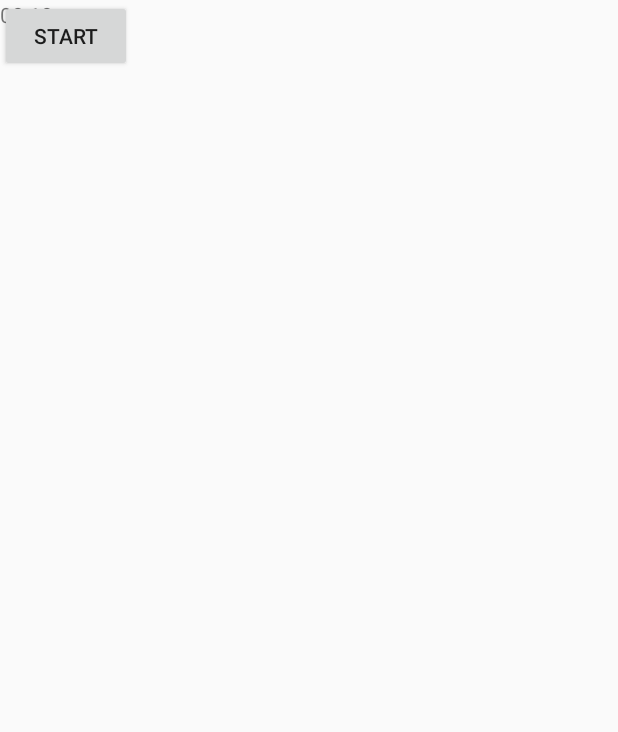
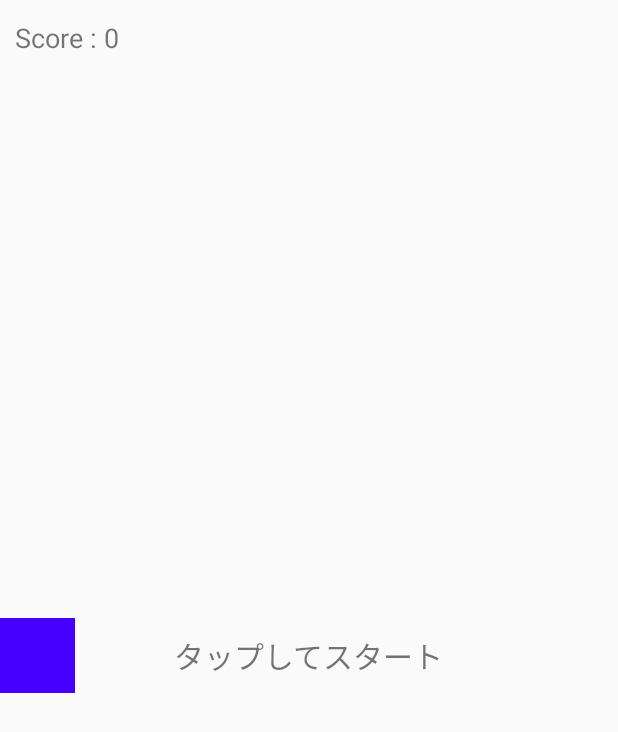
Before and after one commit to JMaeno/tutrial, an Android app: the screen it shows after launch (MainActivity), after a tap on "START", on a phone screen of 412 x 824 dp. Shown: the top 732 px of the screen. Run offline under Robolectric (Android 15) with nearby library versions, the phone set to English and light mode, and no system bars.

Commit message:
complete tutrial

```diff
--- a/app/src/main/java/com/example/hellodroid/MainActivity.java
+++ b/app/src/main/java/com/example/hellodroid/MainActivity.java
@@ -1,93 +1,236 @@
 package com.example.hellodroid;
 
+import android.content.Intent;
+import android.graphics.Point;
+import android.os.Bundle;
+import android.os.Handler;
+import android.os.Looper;
+import android.util.DisplayMetrics;
+import android.view.Display;
+import android.view.MotionEvent;
+import android.view.View;
+import android.widget.FrameLayout;
+import android.widget.ImageView;
+import android.widget.TextView;
 import androidx.appcompat.app.AppCompatActivity;
-import android.os.Bundle;
-import android.os.CountDownTimer;
-import android.view.View;
-import android.widget.TextView;
-import android.widget.Button;
-import java.util.Locale;
+
+import java.util.Timer;
+import java.util.TimerTask;
 
 public class MainActivity extends AppCompatActivity {
 
-    private static final long START_TIME = 10000;
+    // handler & timer
+    private Handler handler = new Handler(Looper.myLooper());
+    private Timer timer = new Timer();
 
-    private  TextView mTextViewCountDown;
-    private  Button mButtonStartPause;
-    private  Button getmButtonReset;
+    // status
+    private boolean actionFlag = false;
+    private boolean startFlag = false;
 
-    private  CountDownTimer mCountDownTimer;
-    private  boolean mTimerRunning;
+    private TextView scoreLabel;
+    private TextView startLabel;
+    ImageView box;
+    ImageView black;
+    ImageView red;
+    ImageView orange;
 
-    private long mTimeLeftInMillis = START_TIME;
+    // サイズ
+    private int frameHeight;
+    private int boxSize;
+    private int screenWidth;
+    private int screenHeight;
+
+    // 位置
+    private float boxY;
+    private float orangeX;
+    private float orangeY;
+    private float redX;
+    private float redY;
+    private float blackX;
+    private float blackY;
+
+    // speed
+    private int boxSpeed;
+    private int orangeSpeed;
+    private int redSpeed;
+    private int blackSpeed;
+
+
+    // Score
+    private int score = 0;
+
+    // Sound
+    private SoundPlayer soundPlayer;
+
     @Override
     protected void onCreate(Bundle savedInstanceState) {
         super.onCreate(savedInstanceState);
         setContentView(R.layout.activity_main);
 
-        mTextViewCountDown = findViewById(R.id.text_view_countdown);
-        mButtonStartPause = findViewById(R.id.button_start_pause);
-        getmButtonReset = findViewById(R.id.button_reset);
+        soundPlayer = new SoundPlayer(this);
 
-        mButtonStartPause.setOnClickListener(new View.OnClickListener() {
-            @Override
-            public void onClick(View v) {
-                System.out.println(mTimerRunning);
-                if (mTimerRunning) {
-                    pauseTimer();
-                }else {
-                    startTimer();
-                }
-            }
-        });
+        scoreLabel = findViewById(R.id.scoreLabel);
+        startLabel = findViewById(R.id.startLabel);
+        box = findViewById(R.id.box);
+        red = findViewById(R.id.red);
+        black = findViewById(R.id.black);
+        orange = findViewById(R.id.orange);
 
-        getmButtonReset.setOnClickListener(new View.OnClickListener() {
-            @Override
-            public void onClick(View v) {
-                resetTimer();
-            }
-        });
+        // Screen Size
 
-        updateCountDownText();
+        Point size = new Point();
+        Display display = getWindowManager().getDefaultDisplay();
+        display.getSize(size);
+        screenHeight = size.x;
+        screenWidth = size.y;
+//        DisplayMetrics dm = new DisplayMetrics();
+//        screenHeight = dm.heightPixels;
+//        screenWidth = dm.widthPixels;
+        boxSpeed = Math.round(screenHeight / 60f);
+        orangeSpeed = Math.round(screenHeight / 60f);
+        redSpeed = Math.round(screenHeight / 36f);
+        blackSpeed = Math.round(screenHeight / 45f);
+
+
+        red.setX(-80.0f);
+        red.setY(-80.0f);
+        black.setY(-80.0f);
+        black.setX(-80.0f);
+        orange.setY(-80.0f);
+        orange.setX(-80.0f);
+
+        boxY = 500.0f;
+
+        scoreLabel.setText("Score : 0");
     }
 
-    private void startTimer() {
-        mCountDownTimer = new CountDownTimer(mTimeLeftInMillis,1000) {
-            @Override
-            public void onTick(long millisUntilFinished) {
-                mTimeLeftInMillis =millisUntilFinished;
-                updateCountDownText();
+    public void changePos() {
+        hitCheck();
+
+        // Orange
+        orangeX -= orangeSpeed;
+        if (orangeX < 0) {
+            orangeX = screenWidth + 20;
+            orangeY = (float) Math.floor(Math.random() * (frameHeight - orange.getHeight()));
+        }
+        orange.setY(orangeY);
+        orange.setX(orangeX);
+
+        // black
+        blackX -= blackSpeed;
+        if (blackX < 0) {
+            blackX = screenWidth + 10;
+            blackY = (float) Math.floor(Math.random() * (frameHeight - black.getHeight()));
+        }
+        black.setY(blackY);
+        black.setX(blackX);
+        // red
+        redX -= redSpeed;
+        if (redX < 0) {
+            redX = screenWidth + 5000;
+            redY = (float) Math.floor(Math.random() * (frameHeight - red.getHeight()));
+        }
+        red.setX(redX);
+        red.setY(redY);
+
+        // box
+        if (actionFlag) {
+            boxY -= boxSpeed;
+        } else {
+            boxY += boxSpeed;
+        }
+
+        if (boxY < 0) {
+            boxY = 0;
+        }
+        if (boxY > frameHeight - boxSize) {
+            boxY = frameHeight - boxSize;
+        }
+
+        box.setY(boxY);
+
+        scoreLabel.setText("Score : " + score);
+    }
+
+    @Override
+    public void onBackPressed() {
+    }
+
+    private void hitCheck() {
+        // orange
+        float orangeCenterX = orangeX + orange.getWidth() / 2;
+        float orangeCenterY = orangeY + orange.getHeight() / 2;
+
+        if (hitStatus(orangeCenterX, orangeCenterY)) {
+            orangeX = -10.0f;
+            score += 10;
+            soundPlayer.playHitSound();
+        }
+        // red
+        float redCenterX = redX + red.getWidth() / 2;
+        float redCenterY = redY + red.getHeight() / 2;
+
+        if (hitStatus(redCenterX, redCenterY)) {
+            redX = -10.0f;
+            score += 30;
+            soundPlayer.playHitSound();
+        }
+        // Black
+        float blackCenterX = blackX + black.getWidth() / 2;
+        float blackCenterY = blackY + black.getHeight() / 2;
+
+        if (hitStatus(blackCenterX, blackCenterY)) {
+            soundPlayer.playOverSound();
+            // Game Over!
+            if (timer != null) {
+                timer.cancel();
+                timer = null;
             }
 
-            @Override
-            public void onFinish() {
-                mTimerRunning = false;
-                mButtonStartPause.setText("スタート");
-                getmButtonReset.setVisibility(View.INVISIBLE);
-            }
-        }.start();
+            // 結果画面へ
+            Intent intent = new Intent(getApplicationContext(), ResultActivity.class);
+            intent.putExtra("Score", score);
+            startActivity(intent);
+        }
     }
 
-    private void pauseTimer() {
-        System.out.println("一時停止処理前：" + mTimerRunning);
-        mCountDownTimer.cancel();
-        mTimerRunning = false;
-        System.out.println("一時停止処理後：" + mTimerRunning);
-        mButtonStartPause.setText("スタート");
-        getmButtonReset.setVisibility(View.VISIBLE);
+    public boolean hitStatus(float centerX, float centerY) {
+        return (0 <= centerX && centerX <= boxSize &&
+                boxY <= centerY && centerY <= boxY + boxSize);
     }
 
-    private void resetTimer(){
-        mTimeLeftInMillis = START_TIME;
-        updateCountDownText();
-        mButtonStartPause.setVisibility(View.VISIBLE);
-        getmButtonReset.setVisibility(View.INVISIBLE);
-    }
+    @Override
+    public boolean onTouchEvent(MotionEvent event) {
+        if (!startFlag) {
+            startFlag = true;
 
-    private void updateCountDownText() {
-        int minutes = (int)(mTimeLeftInMillis/1000)/60;
-        int seconds = (int)(mTimeLeftInMillis/1000)%60;
-        String timerLeftFormatted = String.format(Locale.getDefault(), "%02d:%02d", minutes, seconds);
-        mTextViewCountDown.setText(timerLeftFormatted);
+            FrameLayout frame = findViewById(R.id.frame);
+            frameHeight = frame.getHeight();
+            boxY = box.getY();
+            boxSize = box.getHeight();
+
+            startLabel.setVisibility(View.GONE);
+
+            timer.schedule(new TimerTask() {
+                @Override
+                public void run() {
+                    handler.post(new Runnable() {
+                        @Override
+                        public void run() {
+                            changePos();
+                        }
+                    });
+                }
+            }, 0, 20);
+        } else {
+
+            if (event.getAction() == MotionEvent.ACTION_DOWN) {
+                actionFlag = true;
+            } else if (event.getAction() == MotionEvent.ACTION_UP) {
+                actionFlag = false;
+            }
+        }
+
+        return true;
     }
 }
--- /dev/null
+++ b/app/src/main/java/com/example/hellodroid/SoundPlayer.java
@@ -0,0 +1,42 @@
+package com.example.hellodroid;
+
+import android.content.Context;
+import android.media.AudioAttributes;
+import android.media.AudioManager;
+import android.media.SoundPool;
+import android.os.Build;
+
+public class SoundPlayer {
+
+    private static SoundPool soundPool;
+    private static int hitSound;
+    private static int overSound;
+
+    private AudioAttributes audioAttributes;
+
+    public SoundPlayer(Context context) {
+        if (Build.VERSION.SDK_INT >= Build.VERSION_CODES.LOLLIPOP) {
+            audioAttributes = new AudioAttributes.Builder()
+                    .setUsage(AudioAttributes.USAGE_GAME)
+                    .setContentType(AudioAttributes.CONTENT_TYPE_MUSIC)
+                    .build();
+
+            soundPool = new SoundPool.Builder()
+                    .setAudioAttributes(audioAttributes)
+                    .setMaxStreams(2)
+                    .build();
+        } else {
+            soundPool = new SoundPool(2, AudioManager.STREAM_MUSIC, 0);
+        }
+        hitSound = soundPool.load(context, R.raw.hit, 1);
+        overSound = soundPool.load(context, R.raw.over, 1);
+    }
+
+    public void playHitSound() {
+        soundPool.play(hitSound, 1.0f, 1.0f, 1, 0, 1.0f);
+    }
+
+    public void playOverSound() {
+        soundPool.play(overSound, 1.0f, 1.0f, 1, 0, 1.0f);
+    }
+}
--- /dev/null
+++ b/app/src/main/java/com/example/hellodroid/StartActivity.java
@@ -0,0 +1,23 @@
+package com.example.hellodroid;
+
+import android.content.Intent;
+import android.view.View;
+import androidx.appcompat.app.AppCompatActivity;
+import android.os.Bundle;
+
+public class StartActivity extends AppCompatActivity {
+
+    @Override
+    protected void onCreate(Bundle savedInstanceState) {
+        super.onCreate(savedInstanceState);
+        setContentView(R.layout.activity_start);
+    }
+
+    public void startGame(View view) {
+        startActivity(new Intent(getApplicationContext(), MainActivity.class));
+    }
+
+    @Override
+    public void onBackPressed() {
+    }
+}
--- a/app/src/main/res/layout/activity_main.xml
+++ b/app/src/main/res/layout/activity_main.xml
@@ -1,34 +1,60 @@
 <?xml version="1.0" encoding="utf-8"?>
-<androidx.constraintlayout.widget.ConstraintLayout
+<LinearLayout
         xmlns:android="http://schemas.android.com/apk/res/android"
         xmlns:tools="http://schemas.android.com/tools"
-        xmlns:app="http://schemas.android.com/apk/res-auto"
         android:layout_width="match_parent"
         android:layout_height="match_parent"
-        tools:context=".MainActivity">
+        tools:context=".MainActivity"
+        android:orientation="vertical">
+
     <TextView
-            android:text="00 :00"
-            android:textsize="180sp"
-            android:id="@+id/text_view_countdown"
-            android:layout_width="wrap_content"
-            android:layout_height="wrap_content"
-            tools:layout_editor_absoluteY="207dp" tools:layout_editor_absoluteX="186dp"
-            tools:ignore="MissingConstraints"/>
-    <Button
-            android:id="@+id/button_start_pause"
-            android:text="start"
-            android:layout_width="wrap_content"
-            android:layout_height="wrap_content"
-            tools:layout_editor_absoluteY="257dp" tools:layout_editor_absoluteX="161dp"
-            tools:ignore="MissingConstraints"/>
-    <Button
-            android:id="@+id/button_reset"
-            android:text="reset"
-            android:layout_width="wrap_content"
-            android:layout_height="wrap_content"
-            android:visibility="visible"
-            tools:layout_editor_absoluteY="320dp" tools:layout_editor_absoluteX="161dp"
-            tools:ignore="MissingConstraints"/>
+            android:id="@+id/scoreLabel"
+            android:layout_width="match_parent"
+            android:layout_height="50dp"
+            android:text="Score : 300"
+            android:textSize="18sp"
+            android:paddingLeft="10dp"
+            android:gravity="center_vertical"/>
+
+    <FrameLayout
+        android:id="@+id/frame"
+        android:layout_width="match_parent"
+        android:layout_height="match_parent">
+
+        <TextView
+                android:id="@+id/startLabel"
+                android:layout_width="wrap_content"
+                android:layout_height="wrap_content"
+                android:text="タップしてスタート"
+                android:textSize="20sp"
+                android:layout_gravity="center"/>
+
+        <ImageView
+                android:id="@+id/box"
+                android:layout_width="50dp"
+                android:layout_height="50dp"
+                android:src="@drawable/box"
+                android:layout_gravity="center_vertical"/>
+
+        <ImageView
+                android:id="@+id/orange"
+                android:layout_width="30dp"
+                android:layout_height="30dp"
+                android:src="@drawable/orange"/>
+
+        <ImageView
+                android:id="@+id/black"
+                android:layout_width="24dp"
+                android:layout_height="24dp"
+                android:src="@drawable/ball"/>
 
 
-</androidx.constraintlayout.widget.ConstraintLayout>
+        <ImageView
+                android:id="@+id/red"
+                android:layout_width="16dp"
+                android:layout_height="16dp"
+                android:src="@drawable/red_ball"/>
+
+    </FrameLayout>
+
+</LinearLayout>
```
Also changed, not shown: app/src/main/AndroidManifest.xml (+8 -1 lines), app/src/main/java/com/example/hellodroid/ResultActivity.java (added, +46 -0 lines), app/src/main/res/layout/activity_result.xml (added, +33 -0 lines), app/src/main/res/layout/activity_start.xml (added, +66 -0 lines), app/src/main/res/drawable/ball.png, app/src/main/res/drawable/box.png (added), app/src/main/res/drawable/orange.png (added), app/src/main/res/drawable/red_ball.png (added), 2 other files.
